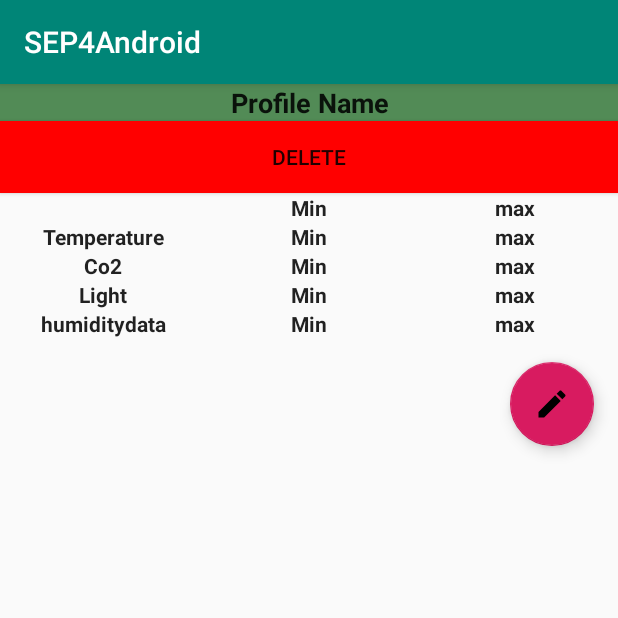
After one commit to JVergo/SEP4Android, an Android app: the fragment ProflieDetails shown on its own in the app's theme, on a phone screen of 412 x 824 dp, the top half of it. The commit adds this screen. Run offline under Robolectric (Android 15) with nearby library versions, the phone set to English and light mode, and no system bars.

Commit message:
App can now be build and run while displaying the plant list

```diff
--- a/app/src/main/java/com/example/sep4android/MainActivity.java
+++ b/app/src/main/java/com/example/sep4android/MainActivity.java
@@ -28,9 +28,7 @@ public class MainActivity extends AppCompatActivity {
         BottomNavigationView navView = findViewById(R.id.nav_view);
         // Passing each menu ID as a set of Ids because each
         // menu should be considered as top level destinations.
-        AppBarConfiguration appBarConfiguration = new AppBarConfiguration.Builder(
-                R.id.navigation_plant, R.id.navigation_plantProfile)
-                .build();
+        AppBarConfiguration appBarConfiguration = new AppBarConfiguration.Builder(R.id.navigation_plant, R.id.navigation_plantProfile).build();
         NavController navController = Navigation.findNavController(this, R.id.nav_host_fragment);
         NavigationUI.setupActionBarWithNavController(this, navController, appBarConfiguration);
         NavigationUI.setupWithNavController(navView, navController);
--- a/app/src/main/java/com/example/sep4android/PlantAdapter.java
+++ b/app/src/main/java/com/example/sep4android/PlantAdapter.java
@@ -21,8 +21,6 @@ public class PlantAdapter extends RecyclerView.Adapter<PlantAdapter.ViewHolder>
         this.mOnPlantListener = onPlantListener;
 
     }
-
-
 
     public ViewHolder onCreateViewHolder(ViewGroup parent, int viewType) {
         LayoutInflater inflater = LayoutInflater.from(parent.getContext());
--- /dev/null
+++ b/app/src/main/java/com/example/sep4android/ProflieDetails.java
@@ -0,0 +1,37 @@
+package com.example.sep4android;
+
+import androidx.lifecycle.ViewModelProviders;
+
+import android.os.Bundle;
+
+import androidx.annotation.NonNull;
+import androidx.annotation.Nullable;
+import androidx.fragment.app.Fragment;
+
+import android.view.LayoutInflater;
+import android.view.View;
+import android.view.ViewGroup;
+
+public class ProflieDetails extends Fragment {
+
+    private ProflieDetailsViewModel mViewModel;
+
+    public static ProflieDetails newInstance() {
+        return new ProflieDetails();
+    }
+
+    @Override
+    public View onCreateView(@NonNull LayoutInflater inflater, @Nullable ViewGroup container, @Nullable Bundle savedInstanceState) {
+        return inflater.inflate(R.layout.proflie_details_fragment, container, false);
+    }
+
+    @Override
+    public void onActivityCreated(@Nullable Bundle savedInstanceState) {
+        super.onActivityCreated(savedInstanceState);
+        mViewModel = ViewModelProviders.of(this).get(ProflieDetailsViewModel.class);
+        // TODO: Use the ViewModel
+    }
+
+
+
+}
--- /dev/null
+++ b/app/src/main/java/com/example/sep4android/ProflieDetailsViewModel.java
@@ -0,0 +1,7 @@
+package com.example.sep4android;
+
+import androidx.lifecycle.ViewModel;
+
+public class ProflieDetailsViewModel extends ViewModel {
+    // TODO: Implement the ViewModel
+}
--- a/app/src/main/java/com/example/sep4android/ui/plant/PlantFragment.java
+++ b/app/src/main/java/com/example/sep4android/ui/plant/PlantFragment.java
@@ -34,6 +34,7 @@ public class PlantFragment extends Fragment implements PlantAdapter.OnPlantListe
     public View onCreateView(@NonNull LayoutInflater inflater, ViewGroup container, Bundle savedInstanceState) {
         plantViewModel = ViewModelProviders.of(this).get(PlantViewModel.class);
         View root = inflater.inflate(R.layout.fragment_plant, container, false);
+
         //test for list
         plants.add(new Plant("Rose","roses",15,30,12,22));
         plants.add(new Plant("Jasmine","jasmines",16,30,22,22));
@@ -50,15 +51,9 @@ public class PlantFragment extends Fragment implements PlantAdapter.OnPlantListe
         mPlantList.hasFixedSize();
         mPlantList.setLayoutManager(new LinearLayoutManager(getActivity()));
         mPlantList.setAdapter(mPlantAdapter);
-        //final TextView textView = root.findViewById(R.id.text_plant);
-        plantViewModel.getText().observe(this, new Observer<String>() {
-            @Override
-            public void onChanged(@Nullable String s) {
-
-            }
-        });
         return root;
     }
+
     @Override
     public void onPlantClick(int position) {
 
--- /dev/null
+++ b/app/src/main/res/drawable/edit_icon.xml
@@ -0,0 +1,9 @@
+<vector xmlns:android="http://schemas.android.com/apk/res/android"
+        android:width="24dp"
+        android:height="24dp"
+        android:viewportWidth="24.0"
+        android:viewportHeight="24.0">
+    <path
+        android:fillColor="#FF000000"
+        android:pathData="M3,17.25V21h3.75L17.81,9.94l-3.75,-3.75L3,17.25zM20.71,7.04c0.39,-0.39 0.39,-1.02 0,-1.41l-2.34,-2.34c-0.39,-0.39 -1.02,-0.39 -1.41,0l-1.83,1.83 3.75,3.75 1.83,-1.83z"/>
+</vector>
--- /dev/null
+++ b/app/src/main/res/layout/proflie_details_fragment.xml
@@ -0,0 +1,233 @@
+<?xml version="1.0" encoding="utf-8"?>
+<LinearLayout xmlns:android="http://schemas.android.com/apk/res/android"
+    android:layout_width="match_parent"
+    android:layout_height="wrap_content"
+    android:orientation="vertical"
+    android:id="@+id/parent_layout">
+
+
+    <TextView
+        android:id="@+id/tv_name"
+        style="@style/AppTheme"
+        android:layout_width="match_parent"
+        android:layout_height="wrap_content"
+        android:background="#528B56"
+        android:text="Profile Name"
+        android:textAlignment="center"
+        android:textSize="18sp"
+        android:textStyle="bold" />
+
+    <androidx.appcompat.widget.AppCompatButton
+        android:layout_width="match_parent"
+        android:layout_height="wrap_content"
+        android:text="Delete"
+        android:background="@color/colorWarning"/>
+
+    <LinearLayout
+        android:layout_width="match_parent"
+        android:layout_height="wrap_content"
+        android:orientation="horizontal">
+
+        <TextView
+            android:id="@+id/sensor"
+            style="@style/AppTheme"
+            android:layout_width="0dp"
+            android:layout_height="wrap_content"
+            android:layout_weight="1"
+            android:text=""
+            android:textAlignment="center"
+            android:textSize="14sp"
+            android:textStyle="bold" />
+
+        <TextView
+            android:id="@+id/min"
+            style="@style/AppTheme"
+            android:layout_width="0dp"
+            android:layout_height="wrap_content"
+            android:layout_weight="1"
+            android:text="Min"
+            android:textAlignment="center"
+            android:textSize="14sp"
+            android:textStyle="bold" />
+
+        <TextView
+            android:id="@+id/max"
+            style="@style/AppTheme"
+            android:layout_width="0dp"
+            android:layout_height="wrap_content"
+            android:layout_weight="1"
+            android:text="max"
+            android:textAlignment="center"
+            android:textSize="14sp"
+            android:textStyle="bold" />
+
+    </LinearLayout>
+
+    <LinearLayout
+        android:layout_width="match_parent"
+        android:layout_height="wrap_content"
+        android:orientation="horizontal">
+
+        <TextView
+            android:id="@+id/profileTemp"
+            style="@style/AppTheme"
+            android:layout_width="0dp"
+            android:layout_height="wrap_content"
+            android:layout_weight="1"
+            android:text="Temperature"
+            android:textAlignment="center"
+            android:textSize="14sp"
+            android:textStyle="bold" />
+
+        <TextView
+            android:id="@+id/profileTempMin"
+            style="@style/AppTheme"
+            android:layout_width="0dp"
+            android:layout_height="wrap_content"
+            android:layout_weight="1"
+            android:text="Min"
+            android:textAlignment="center"
+            android:textSize="14sp"
+            android:textStyle="bold" />
+
+        <TextView
+            android:id="@+id/profileTempMax"
+            style="@style/AppTheme"
+            android:layout_width="0dp"
+            android:layout_height="wrap_content"
+            android:layout_weight="1"
+            android:text="max"
+            android:textAlignment="center"
+            android:textSize="14sp"
+            android:textStyle="bold" />
+
+    </LinearLayout>
+
+    <LinearLayout
+        android:layout_width="match_parent"
+        android:layout_height="wrap_content"
+        android:orientation="horizontal">
+
+        <TextView
+            android:id="@+id/profileCo2"
+            style="@style/AppTheme"
+            android:layout_width="0dp"
+            android:layout_height="wrap_content"
+            android:layout_weight="1"
+            android:text="Co2"
+            android:textAlignment="center"
+            android:textSize="14sp"
+            android:textStyle="bold" />
+
+        <TextView
+            android:id="@+id/profileCo2Min"
+            style="@style/AppTheme"
+            android:layout_width="0dp"
+            android:layout_height="wrap_content"
+            android:layout_weight="1"
+            android:text="Min"
+            android:textAlignment="center"
+            android:textSize="14sp"
+            android:textStyle="bold" />
+
+        <TextView
+            android:id="@+id/profileCo2Max"
+            style="@style/AppTheme"
+            android:layout_width="0dp"
+            android:layout_height="wrap_content"
+            android:layout_weight="1"
+            android:text="max"
+            android:textAlignment="center"
+            android:textSize="14sp"
+            android:textStyle="bold" />
+
+    </LinearLayout>
+
+    <LinearLayout
+        android:layout_width="match_parent"
+        android:layout_height="wrap_content"
+        android:orientation="horizontal">
+
+        <TextView
+            android:id="@+id/profileLight"
+            style="@style/AppTheme"
+            android:layout_width="0dp"
+            android:layout_height="wrap_content"
+            android:layout_weight="1"
+            android:text="Light"
+            android:textAlignment="center"
+            android:textSize="14sp"
+            android:textStyle="bold" />
+
+        <TextView
+            android:id="@+id/profileLightMin"
+            style="@style/AppTheme"
+            android:layout_width="0dp"
+            android:layout_height="wrap_content"
+            android:layout_weight="1"
+            android:text="Min"
+            android:textAlignment="center"
+            android:textSize="14sp"
+            android:textStyle="bold" />
+
+        <TextView
+            android:id="@+id/profileLightMax"
+            style="@style/AppTheme"
+            android:layout_width="0dp"
+            android:layout_height="wrap_content"
+            android:layout_weight="1"
+            android:text="max"
+            android:textAlignment="center"
+            android:textSize="14sp"
+            android:textStyle="bold" />
+
+    </LinearLayout>
+
+    <LinearLayout
+        android:layout_width="match_parent"
+        android:layout_height="wrap_content"
+        android:orientation="horizontal">
+
+        <TextView
+            android:id="@+id/profileHumidity"
+            style="@style/AppTheme"
+            android:layout_width="0dp"
+            android:layout_height="wrap_content"
+            android:layout_weight="1"
+            android:text="humiditydata"
+            android:textAlignment="center"
+            android:textSize="14sp"
+            android:textStyle="bold" />
+
+        <TextView
+            android:id="@+id/profileHumidityMin"
+            style="@style/AppTheme"
+            android:layout_width="0dp"
+            android:layout_height="wrap_content"
+            android:layout_weight="1"
+            android:text="Min"
+            android:textAlignment="center"
+            android:textSize="14sp"
+            android:textStyle="bold" />
+
+        <TextView
+            android:id="@+id/profileHumidityMax"
+            style="@style/AppTheme"
+            android:layout_width="0dp"
+            android:layout_height="wrap_content"
+            android:layout_weight="1"
+            android:text="max"
+            android:textAlignment="center"
+            android:textSize="14sp"
+            android:textStyle="bold" />
+
+    </LinearLayout>
+
+    <android.support.design.widget.FloatingActionButton
+        android:id="@+id/fab"
+        android:layout_width="wrap_content"
+        android:layout_height="wrap_content"
+        android:layout_gravity="end|bottom"
+        android:src="@drawable/edit_icon"
+        android:layout_margin="16dp" />
+</LinearLayout>
--- a/app/src/main/res/values/colors.xml
+++ b/app/src/main/res/values/colors.xml
@@ -5,4 +5,5 @@
     <color name="colorAccent">#D81B60</color>
     <color name="colorBorder">#0A0A0A</color>
     <color name="colorBackground">#00F5F5F5</color>
+    <color name="colorWarning">#FF0000</color>
 </resources>
```
